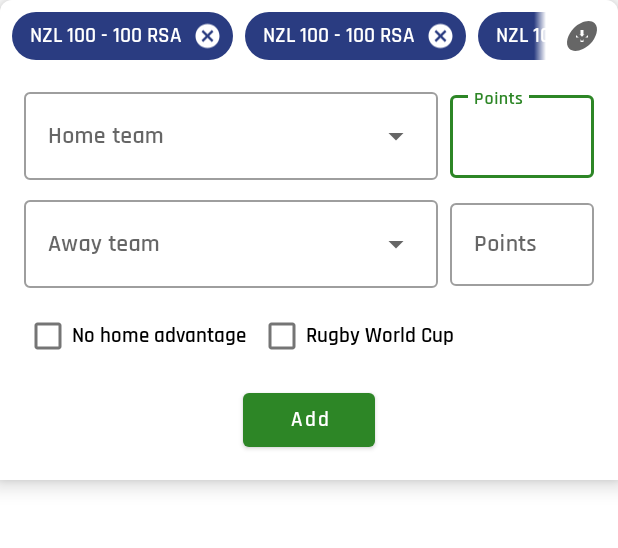
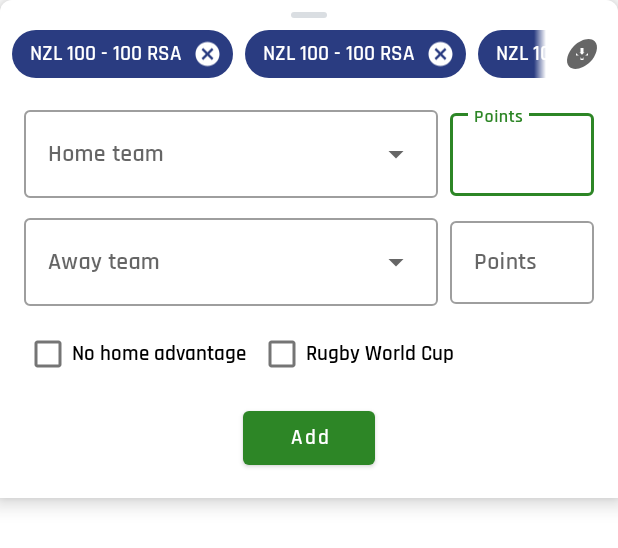
Before and after one commit to ricknout/rugby-ranker, an Android app: the layout include_add_edit_match_bottom_sheet.xml on its own in the app's theme, with its tools: preview values and no code run, on a phone screen of 412 x 824 dp. Shown: the top 548 px of the screen. Run offline under Robolectric (Android 15) with nearby library versions, the phone set to English and light mode, and no system bars.

Commit message:
Add drag handle to bottom sheet and other minor improvements

```diff
--- /dev/null
+++ b/app/src/main/res/drawable/ic_drag_handle_grey.xml
@@ -0,0 +1,12 @@
+<vector
+    xmlns:android="http://schemas.android.com/apk/res/android"
+    android:width="24dp"
+    android:height="4dp"
+    android:viewportWidth="24"
+    android:viewportHeight="4">
+  <path
+      android:pathData="M2,2L22,2"
+      android:strokeWidth="4"
+      android:strokeColor="#dadee2"
+      android:strokeLineCap="round" />
+</vector>
--- a/app/src/main/res/layout/fragment_rankings.xml
+++ b/app/src/main/res/layout/fragment_rankings.xml
@@ -64,7 +64,7 @@
         app:fabSize="auto"
         app:hoveredFocusedTranslationZ="0dp"
         app:pressedTranslationZ="0dp"
-        android:src="@drawable/ic_add_match_black_24dp"
+        app:srcCompat="@drawable/ic_add_match_black_24dp"
         android:contentDescription="@string/content_description_add_match" />
 
     <include layout="@layout/include_add_edit_match_bottom_sheet" />
--- a/app/src/main/res/layout/include_add_edit_match_bottom_sheet.xml
+++ b/app/src/main/res/layout/include_add_edit_match_bottom_sheet.xml
@@ -6,6 +6,7 @@
     android:id="@+id/bottomSheet"
     android:layout_width="match_parent"
     android:layout_height="wrap_content"
+    android:layout_marginBottom="@dimen/spacing_half"
     android:elevation="@dimen/elevation_bottom_sheet"
     android:background="@drawable/bg_bottom_sheet"
     android:clickable="true"
@@ -23,6 +24,13 @@
         app:layout_constraintGuide_begin="@dimen/height_peek" />
 
     <androidx.constraintlayout.widget.Guideline
+        android:id="@+id/dragGuideline"
+        android:layout_width="wrap_content"
+        android:layout_height="wrap_content"
+        android:orientation="horizontal"
+        app:layout_constraintGuide_begin="@dimen/height_drag" />
+
+    <androidx.constraintlayout.widget.Guideline
         android:id="@+id/startGuideline"
         android:layout_width="wrap_content"
         android:layout_height="wrap_content"
@@ -36,13 +44,22 @@
         android:orientation="vertical"
         app:layout_constraintGuide_end="@dimen/spacing_double" />
 
+    <ImageView
+        android:layout_width="wrap_content"
+        android:layout_height="wrap_content"
+        app:srcCompat="@drawable/ic_drag_handle_grey"
+        app:layout_constraintBottom_toBottomOf="@id/dragGuideline"
+        app:layout_constraintStart_toStartOf="parent"
+        app:layout_constraintEnd_toEndOf="parent"
+        tools:ignore="contentDescription" />
+
     <com.google.android.material.button.MaterialButton
         android:id="@+id/cancelButton"
         android:layout_width="wrap_content"
         android:layout_height="wrap_content"
         android:text="@string/button_cancel"
         style="@style/WorldRugbyRankerMaterialButton.TextButton.DoublePadding"
-        app:layout_constraintTop_toTopOf="parent"
+        app:layout_constraintTop_toTopOf="@id/dragGuideline"
         app:layout_constraintBottom_toBottomOf="@id/peekGuideline"
         app:layout_constraintStart_toStartOf="parent" />
 
@@ -53,7 +70,7 @@
         android:text="@string/title_add_match"
         android:textAppearance="?android:textAppearanceMedium"
         android:textColor="?android:textColorPrimary"
-        app:layout_constraintTop_toTopOf="parent"
+        app:layout_constraintTop_toTopOf="@id/dragGuideline"
         app:layout_constraintBottom_toBottomOf="@id/peekGuideline"
         app:layout_constraintStart_toStartOf="parent"
         app:layout_constraintEnd_toEndOf="parent" />
@@ -62,13 +79,13 @@
         android:id="@+id/closeButton"
         android:layout_width="wrap_content"
         android:layout_height="wrap_content"
-        android:src="@drawable/ic_keyboard_arrow_down_black_24dp"
+        app:srcCompat="@drawable/ic_keyboard_arrow_down_black_24dp"
         android:tint="@color/dark_grey"
         android:paddingStart="@dimen/padding_horizontal_close"
         android:paddingEnd="@dimen/padding_horizontal_close"
         android:background="?attr/selectableItemBackgroundBorderless"
         android:contentDescription="@string/content_description_close"
-        app:layout_constraintTop_toTopOf="parent"
+        app:layout_constraintTop_toTopOf="@id/dragGuideline"
         app:layout_constraintBottom_toBottomOf="@id/peekGuideline"
         app:layout_constraintEnd_toEndOf="parent" />
 
@@ -119,7 +136,8 @@
                 android:id="@+id/homePointsEditText"
                 android:layout_width="match_parent"
                 android:layout_height="wrap_content"
-                android:inputType="number" />
+                android:inputType="number"
+                android:maxLength="@integer/max_length_points" />
 
         </com.google.android.material.textfield.TextInputLayout>
 
@@ -172,7 +190,8 @@
                 android:id="@+id/awayPointsEditText"
                 android:layout_width="match_parent"
                 android:layout_height="wrap_content"
-                android:inputType="number" />
+                android:inputType="number"
+                android:maxLength="@integer/max_length_points" />
 
         </com.google.android.material.textfield.TextInputLayout>
 
@@ -218,7 +237,7 @@
         android:orientation="horizontal"
         android:requiresFadingEdge="horizontal"
         android:fadingEdgeLength="@dimen/length_fading_edge"
-        app:layout_constraintTop_toTopOf="parent"
+        app:layout_constraintTop_toTopOf="@id/dragGuideline"
         app:layout_constraintBottom_toBottomOf="@id/peekGuideline"
         app:layout_constraintStart_toStartOf="parent"
         app:layout_constraintEnd_toStartOf="@id/addMatchButton"
@@ -228,13 +247,13 @@
         android:id="@+id/addMatchButton"
         android:layout_width="wrap_content"
         android:layout_height="wrap_content"
-        android:src="@drawable/ic_add_match_black_24dp"
+        app:srcCompat="@drawable/ic_add_match_black_24dp"
         android:tint="@color/dark_grey"
         android:paddingStart="@dimen/padding_horizontal_reset_matches"
         android:paddingEnd="@dimen/padding_horizontal_reset_matches"
         android:background="?attr/selectableItemBackgroundBorderless"
         android:contentDescription="@string/content_description_reset_matches"
-        app:layout_constraintTop_toTopOf="parent"
+        app:layout_constraintTop_toTopOf="@id/dragGuideline"
         app:layout_constraintBottom_toBottomOf="@id/peekGuideline"
         app:layout_constraintStart_toEndOf="@id/matchesRecyclerView"
         app:layout_constraintEnd_toEndOf="parent" />
--- a/app/src/main/res/values/dimens.xml
+++ b/app/src/main/res/values/dimens.xml
@@ -3,7 +3,8 @@
 
     <dimen name="width_points">96dp</dimen>
 
-    <dimen name="height_peek">48dp</dimen>
+    <dimen name="height_peek">60dp</dimen>
+    <dimen name="height_drag">12dp</dimen>
     <dimen name="height_match_result">32dp</dimen>
 
     <dimen name="length_fading_edge">8dp</dimen>
@@ -16,6 +17,7 @@
 
     <dimen name="margin_fab">16dp</dimen>
 
+    <dimen name="spacing_half">4dp</dimen>
     <dimen name="spacing_standard">8dp</dimen>
     <dimen name="spacing_double">16dp</dimen>
 
--- a/app/src/main/res/values/integers.xml
+++ b/app/src/main/res/values/integers.xml
@@ -5,4 +5,6 @@
     <integer name="weight_team">15</integer>
     <integer name="weight_points">8</integer>
 
+    <integer name="max_length_points">3</integer>
+
 </resources>
```
